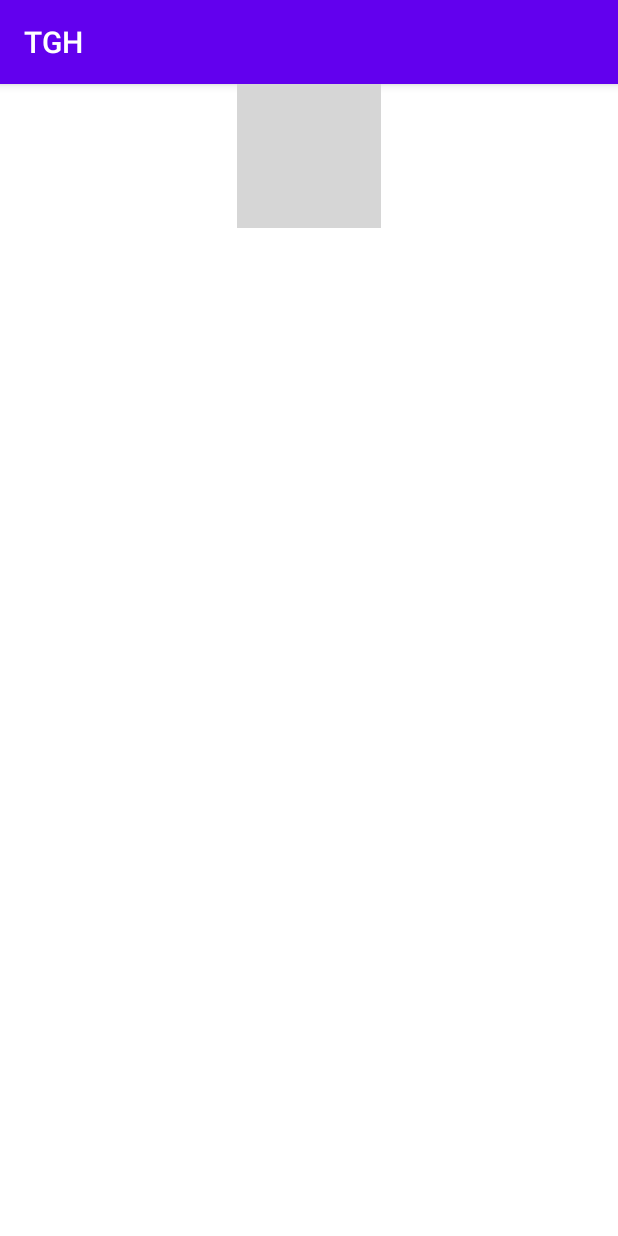
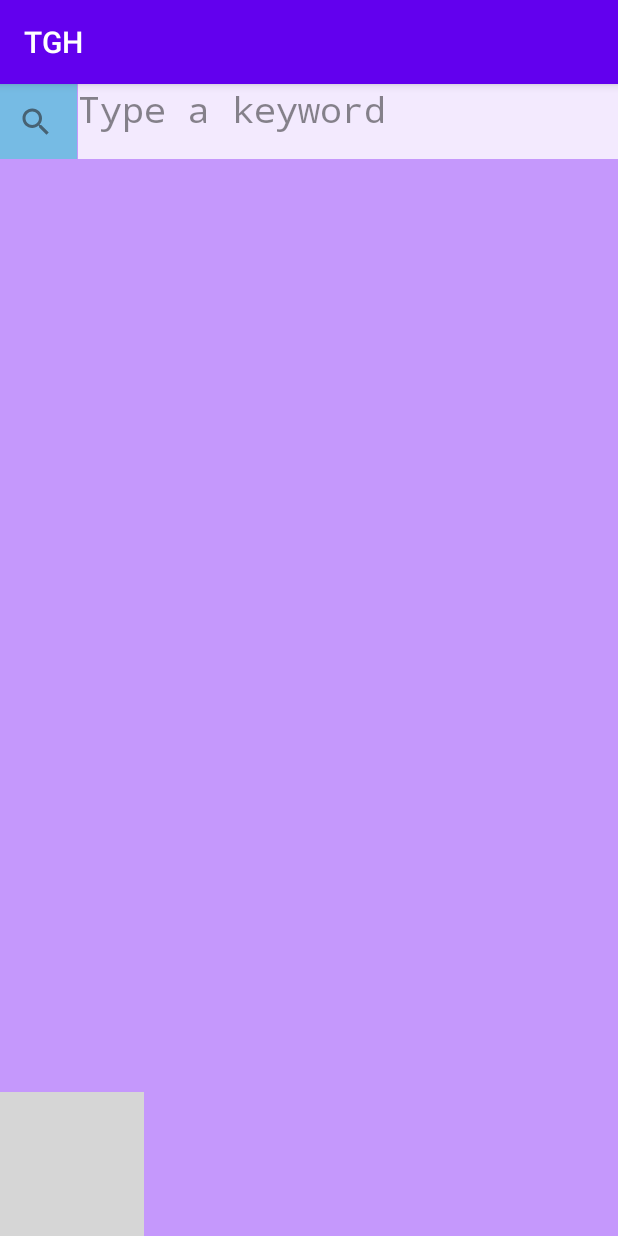
Before and after one commit to iromikim/tgh-conext, an Android app: the MapActivity screen opened directly, with no data from a screen before it, on a phone screen of 412 x 824 dp. Run offline under Robolectric (Android 15) with nearby library versions, the phone set to English and light mode, and no system bars; grey boxes are pictures that could not be loaded.

Commit message:
simple layouts

```diff
--- a/app/src/main/res/layout/map.xml
+++ b/app/src/main/res/layout/map.xml
@@ -4,18 +4,39 @@
     xmlns:tools="http://schemas.android.com/tools"
     android:layout_width="match_parent"
     android:layout_height="match_parent"
+    android:alpha="0.85"
+    android:background="@color/purple_200"
     tools:context=".MapActivity">
 
     <ImageView
         android:id="@+id/imageView"
         android:layout_width="wrap_content"
         android:layout_height="wrap_content"
-        android:contentDescription="@string/description"
+        android:alpha="5"
+        android:contentDescription="@string/spaceimage"
         android:scaleType="centerCrop"
+        app:layout_constraintBottom_toBottomOf="parent"
+        app:layout_constraintStart_toStartOf="parent"
+        app:srcCompat="@drawable/space" />
+
+    <SearchView
+        android:id="@+id/search"
+        android:layout_width="51dp"
+        android:layout_height="50dp"
+        android:background="#8003DAC5"
+        app:layout_constraintStart_toStartOf="parent"
+        app:layout_constraintTop_toTopOf="parent" />
+
+    <TextView
+        android:id="@+id/textView2"
+        android:layout_width="360dp"
+        android:layout_height="50dp"
+        android:background="#CCFFFFFF"
+        android:fontFamily="monospace"
+        android:text="Type a keyword"
+        android:textAlignment="textStart"
+        android:textSize="24sp"
         app:layout_constraintEnd_toEndOf="parent"
-        app:layout_constraintStart_toStartOf="parent"
-        app:layout_constraintTop_toTopOf="parent"
-        app:srcCompat="@drawable/space_background_with_abstract_shape_stars_189033_30"
-        tools:ignore="ImageContrastCheck"
-        tools:visibility="visible" />
+        app:layout_constraintTop_toTopOf="parent" />
+
 </androidx.constraintlayout.widget.ConstraintLayout>
--- a/app/src/main/res/values/strings.xml
+++ b/app/src/main/res/values/strings.xml
@@ -3,4 +3,5 @@
     <string name="title">Bring your ideas together!</string>
     <string name="button">START</string>
     <string name="description">TODO</string>
+    <string name="spaceimage">spaceimage</string>
 </resources>
```
Also changed, not shown: 1 other file.
